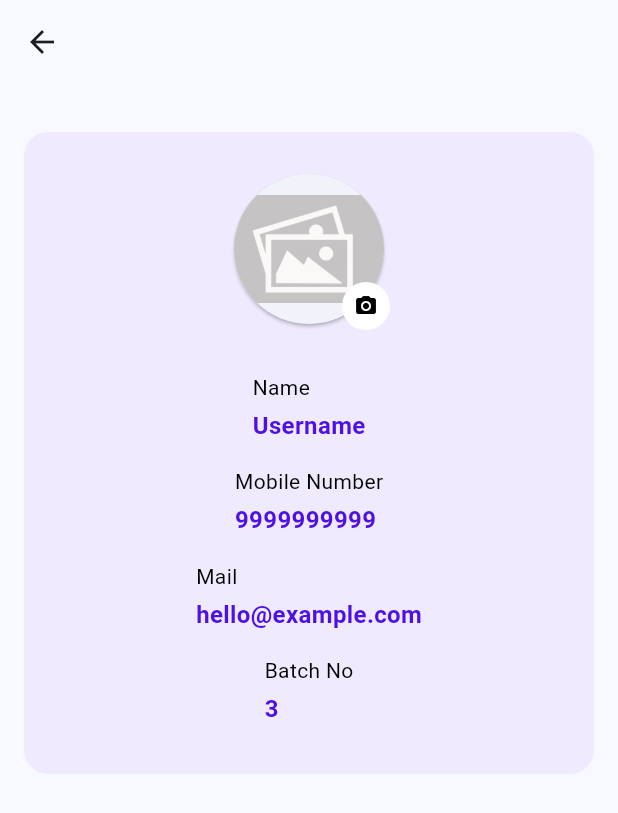
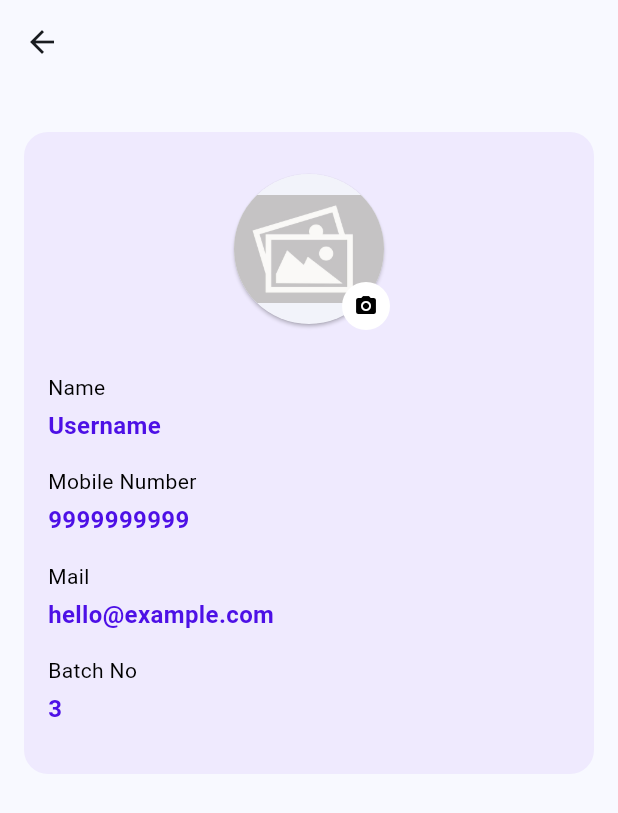
Before and after one commit to Dhanhunjayreddy/learning, a Flutter app: the ProfileScreen screen opened directly, on a phone screen of 412 x 824 dp. Shown: the top 813 px of the screen. Run offline on Flutter 3.47's test engine with Material 3 defaults, Android fonts, the phone set to English and light mode, and no system bars; our stand-ins replace cloud_firestore, firebase_core, image_picker, shimmer, video_player; missing offline and left inert: universal_html; accounts and stored records are empty.

Commit message:
firebase update

```diff
--- a/lib/book_a_demo.dart
+++ b/lib/book_a_demo.dart
@@ -2,10 +2,7 @@ import 'package:flutter/material.dart';
 import 'package:loginpage/login/login_screen.dart';
 
 class BookDemoScreen extends StatelessWidget {
-  const BookDemoScreen({super.key});
-
-  @override
-  Widget build(BuildContext context) {
+   BookDemoScreen({super.key});
   final border = OutlineInputBorder(
     borderRadius: BorderRadius.circular(8),
     borderSide: const BorderSide(color: Colors.grey),
@@ -19,6 +16,8 @@ class BookDemoScreen extends StatelessWidget {
     focusedBorder: border,
   );
 
+  @override
+  Widget build(BuildContext context) {
     return Scaffold(
       appBar: AppBar(
         leading: IconButton(
--- a/lib/profile/profile_screen.dart
+++ b/lib/profile/profile_screen.dart
@@ -28,11 +28,7 @@ class ProfileScreen extends StatelessWidget {
       body: SafeArea(
         child: Padding(
           padding: const EdgeInsets.only(top: 32.0),
-          child: Column(
-            mainAxisAlignment: MainAxisAlignment.start,
-            mainAxisSize: MainAxisSize.max,
-            children: [
-              Container(
+          child: Container(
             width: double.infinity,
             margin: EdgeInsets.symmetric(horizontal: 16),
             decoration: BoxDecoration(
@@ -44,8 +40,12 @@ class ProfileScreen extends StatelessWidget {
               horizontal: 16,
             ),
             child: Column(
+              mainAxisSize: MainAxisSize.min,
+              crossAxisAlignment: CrossAxisAlignment.start,
               children: [
-                    ValueListenableBuilder(
+                Align(
+                  alignment: Alignment.center,
+                  child: ValueListenableBuilder(
                     builder: (context, profileFile, __) {
                       return Stack(
                         alignment: Alignment.bottomRight,
@@ -85,6 +85,7 @@ class ProfileScreen extends StatelessWidget {
                     },
                     valueListenable: profilePath,
                   ),
+                ),
                 const SizedBox(height: 20),
                 buildProfileField("Name", "Username"),
                 buildProfileField("Mobile Number", "9999999999"),
@@ -92,8 +93,6 @@ class ProfileScreen extends StatelessWidget {
                 buildProfileField("Batch No", "3"),
               ],
             ),
-              ),
-            ],
           ),
         ),
       ),
@@ -121,7 +120,7 @@ class ProfileScreen extends StatelessWidget {
         return StatefulBuilder(
           builder: (BuildContext context, StateSetter setState) {
             return SingleChildScrollView(
-              child: Container(
+              child: SizedBox(
                 width: MediaQuery.sizeOf(context).width,
                 child: Padding(
                   padding: EdgeInsets.symmetric(horizontal: 16.0),
```
Lines whose indentation alone changed are shown as unchanged.
